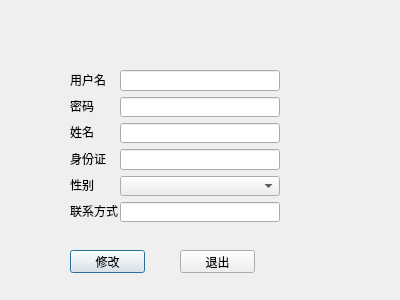
Qt form user_center.ui (TommyLee96/flight-management) before a commit.
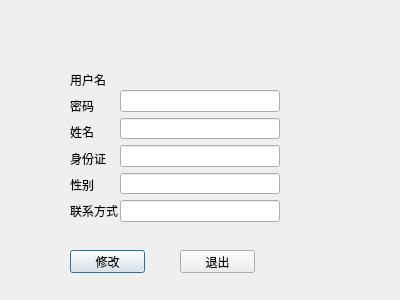
The same form after that commit.

```diff
--- a/user_center.ui
+++ b/user_center.ui
@@ -24,7 +24,11 @@
    </property>
    <layout class="QVBoxLayout" name="verticalLayout">
     <item>
-     <widget class="QLineEdit" name="id_info"/>
+     <widget class="QLabel" name="id_info">
+      <property name="text">
+       <string/>
+      </property>
+     </widget>
     </item>
     <item>
      <widget class="QLineEdit" name="password_info"/>
@@ -36,7 +40,7 @@
      <widget class="QLineEdit" name="useridnum_info"/>
     </item>
     <item>
-     <widget class="QComboBox" name="usersex_info"/>
+     <widget class="QLineEdit" name="usersex_info"/>
     </item>
     <item>
      <widget class="QLineEdit" name="usertel_info"/>
```
